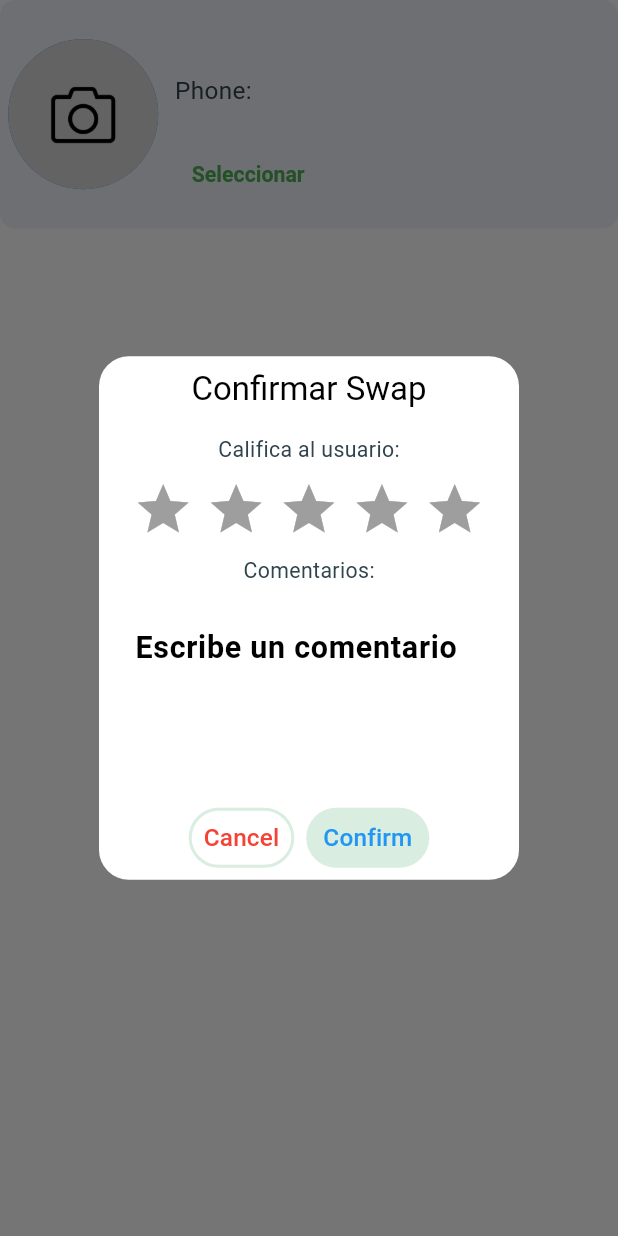
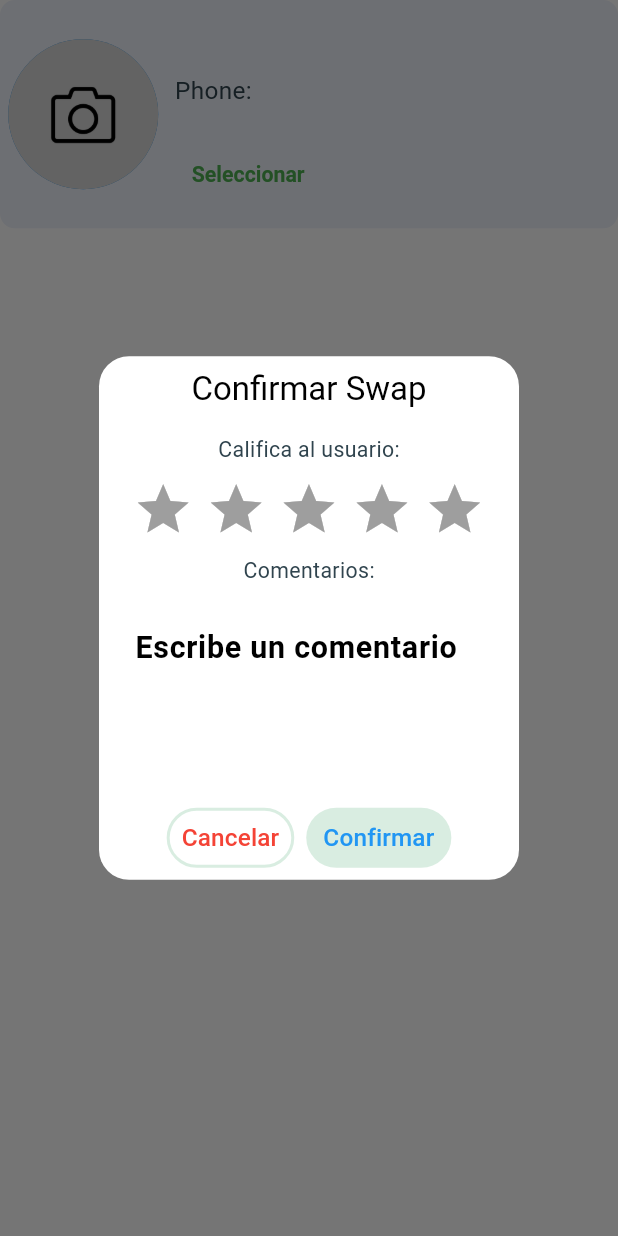
Before and after one commit to Isnotcristhianr/SwapMe---Code-0, a Flutter app: the UserItem widget shown alone on an empty page, opened directly with empty values, after a tap on "Seleccionar", on a phone screen of 412 x 824 dp. Run offline on Flutter 3.47's test engine with Material 3 defaults, Android fonts, the phone set to English and light mode, and no system bars; drawn by our look-alikes of flutter_rating_bar; our stand-ins replace carousel_slider, cloud_firestore, connectivity, firebase_auth, firebase_core, firebase_storage and 8 more; missing offline and left inert: dart:ffi; accounts and stored records are empty; generated files the repository leaves out were written again; Roboto replaces fonts that are missing (Poppins); project files that could hold a hidden picture were left out.

```diff
--- a/lib/app/modules/cart/views/widgets/user_item.dart
+++ b/lib/app/modules/cart/views/widgets/user_item.dart
@@ -10,6 +10,7 @@
 import 'package:swapme/app/routes/app_pages.dart';
 import 'package:swapme/utils/helpers.dart';
 import 'package:flutter_rating_bar/flutter_rating_bar.dart';
+import 'package:url_launcher/url_launcher.dart';
 
 //ranking controller
 import 'package:swapme/app/modules/cart/controllers/ranking_controller.dart';
@@ -82,8 +83,8 @@
                     middleTextStyle: context.textTheme.bodyMedium,
                     cancelTextColor: Colors.red,
                     onCancel: Get.back,
-                    textCancel: 'Cancel',
-                    textConfirm: 'Confirm',
+                    textCancel: 'Cancelar',
+                    textConfirm: 'Confirmar',
                     confirmTextColor: Colors.blue,
                     content: Column(
                       children: [
@@ -179,7 +180,6 @@
                           'punt': newRating,
                           'totalSwaps': updatedTotalSwaps,
                           'comments': FieldValue.arrayUnion([commentId.id])
-
                         });
                       } else {
                         // Si el usuario no tiene un documento de ranking, crea uno nuevo
@@ -209,7 +209,9 @@
                         );
                       }
 
-                      //guardar comentario
+                      //abrir encuesta en el navegador link
+                      // ignore: deprecated_member_use
+                      await launch('https://es.surveymonkey.com/r/K62QQMQ');
 
                       // Volver a la pantalla base
                       Get.offAndToNamed(Routes.BASE);
```
